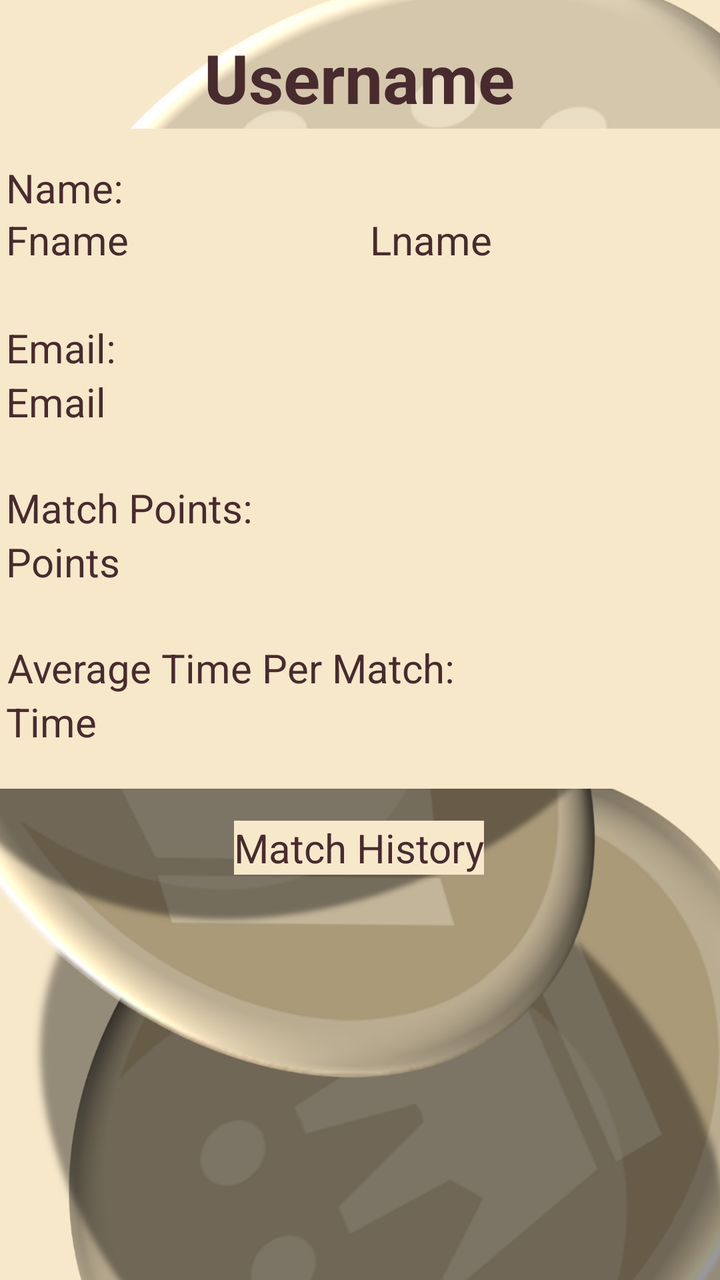
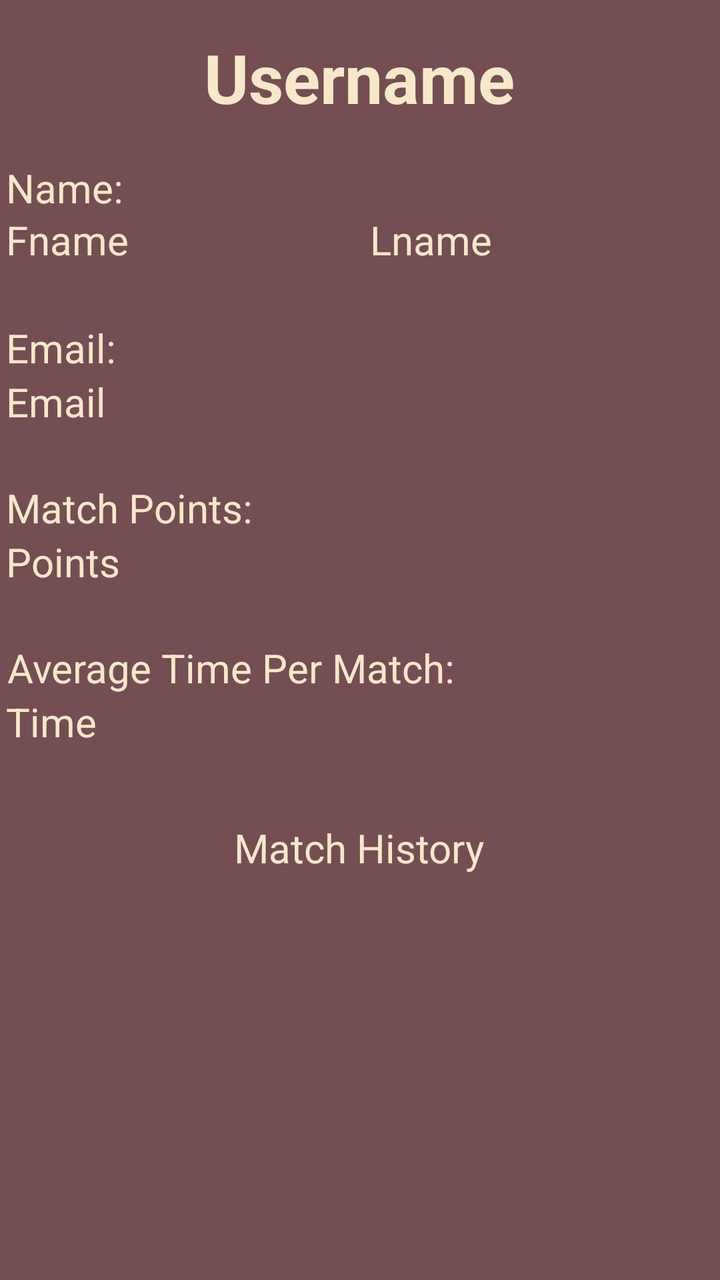

Compare the two renders of this Android layout. The source of the first and the diff that turns it into the second are given below.
<!-- AndroidManifest.xml: application theme Theme.CIS183_FinalProject -->
<!-- res/layout/activity_profile.xml -->
<?xml version="1.0" encoding="utf-8"?>
<androidx.constraintlayout.widget.ConstraintLayout xmlns:android="http://schemas.android.com/apk/res/android"
    xmlns:app="http://schemas.android.com/apk/res-auto"
    xmlns:tools="http://schemas.android.com/tools"
    android:id="@+id/main"
    android:layout_width="match_parent"
    android:layout_height="match_parent"
    android:background="@drawable/general_background"
    tools:context=".Profile">


    <androidx.constraintlayout.widget.ConstraintLayout
        android:id="@+id/constraintLayout4"
        android:layout_width="386dp"
        android:layout_height="330dp"
        android:layout_marginStart="12dp"
        android:layout_marginTop="3dp"
        android:layout_marginEnd="13dp"
        android:layout_marginBottom="16dp"
        android:background="#f7e8ca"
        app:layout_constraintBottom_toTopOf="@+id/textView16"
        app:layout_constraintEnd_toEndOf="parent"
        app:layout_constraintStart_toStartOf="parent"
        app:layout_constraintTop_toBottomOf="@+id/tv_v_profile_username">

        <TextView
            android:id="@+id/textView9"
            android:layout_width="68dp"
            android:layout_height="26dp"
            android:layout_marginStart="16dp"
            android:layout_marginTop="16dp"
            android:layout_marginEnd="302dp"
            android:text="Name:"
            android:textColor="#482B2E"
            android:textSize="20sp"
            app:layout_constraintEnd_toEndOf="parent"
            app:layout_constraintStart_toStartOf="parent"
            app:layout_constraintTop_toTopOf="parent" />

        <TextView
            android:id="@+id/tv_v_profile_lname"
            android:layout_width="172dp"
            android:layout_height="29dp"
            android:layout_marginStart="2dp"
            android:layout_marginTop="42dp"
            android:text="Lname"
            android:textColor="#482B2E"
            android:textSize="20sp"
            app:layout_constraintStart_toEndOf="@+id/tv_v_profile_fname"
            app:layout_constraintTop_toTopOf="parent" />

        <TextView
            android:id="@+id/tv_v_profile_fname"
            android:layout_width="180dp"
            android:layout_height="26dp"
            android:layout_marginStart="16dp"
            android:text="Fname"
            android:textColor="#482B2E"
            android:textSize="20sp"
            app:layout_constraintStart_toStartOf="parent"
            app:layout_constraintTop_toBottomOf="@+id/textView9" />

        <TextView
            android:id="@+id/tv_v_profile_email"
            android:layout_width="wrap_content"
            android:layout_height="wrap_content"
            android:layout_marginStart="16dp"
            android:text="Email"
            android:textColor="#482B2E"
            android:textSize="20sp"
            app:layout_constraintStart_toStartOf="parent"
            app:layout_constraintTop_toBottomOf="@+id/textView7" />

        <TextView

            android:id="@+id/textView12"
            android:layout_width="wrap_content"
            android:layout_height="wrap_content"
            android:layout_marginStart="16dp"
            android:layout_marginTop="26dp"
            android:layout_marginEnd="247dp"
            android:background="#f7e8ca"
            android:text="Match Points:"
            android:textColor="#482B2E"
            android:textSize="20sp"
            app:layout_constraintEnd_toEndOf="parent"
            app:layout_constraintStart_toStartOf="parent"
            app:layout_constraintTop_toBottomOf="@+id/tv_v_profile_email" />

        <TextView

            android:id="@+id/tv_v_profile_points"
            android:layout_width="wrap_content"
            android:layout_height="wrap_content"
            android:layout_marginStart="16dp"
            android:background="#f7e8ca"
            android:text="Points"
            android:textColor="#482B2E"
            android:textSize="20sp"
            app:layout_constraintStart_toStartOf="parent"
            app:layout_constraintTop_toBottomOf="@+id/textView12" />

        <TextView
            android:id="@+id/textView14"
            android:layout_width="wrap_content"
            android:layout_height="wrap_content"
            android:layout_marginStart="16dp"
            android:layout_marginTop="26dp"
            android:layout_marginEnd="145dp"
            android:background="#f7e8ca"
            android:text="Average Time Per Match:"
            android:textColor="#482B2E"
            android:textSize="20sp"
            app:layout_constraintEnd_toEndOf="parent"
            app:layout_constraintStart_toStartOf="parent"
            app:layout_constraintTop_toBottomOf="@+id/tv_v_profile_points" />

        <TextView
            android:id="@+id/tv_v_profile_time"
            android:layout_width="wrap_content"
            android:layout_height="wrap_content"
            android:layout_marginStart="16dp"
            android:background="#f7e8ca"
            android:text="Time"
            android:textColor="#482B2E"
            android:textSize="20sp"
            app:layout_constraintStart_toStartOf="parent"
            app:layout_constraintTop_toBottomOf="@+id/textView14" />

        <TextView
            android:id="@+id/textView7"
            android:layout_width="wrap_content"
            android:layout_height="wrap_content"
            android:layout_marginStart="16dp"
            android:layout_marginTop="28dp"
            android:layout_marginEnd="315dp"
            android:text="Email:"
            android:textColor="#482B2E"
            android:textSize="20sp"
            app:layout_constraintEnd_toEndOf="parent"
            app:layout_constraintStart_toStartOf="parent"
            app:layout_constraintTop_toBottomOf="@+id/tv_v_profile_fname" />

    </androidx.constraintlayout.widget.ConstraintLayout>


    <TextView
        android:id="@+id/tv_v_profile_username"
        android:layout_width="wrap_content"
        android:layout_height="wrap_content"
        android:layout_marginStart="127dp"
        android:layout_marginTop="16dp"
        android:layout_marginEnd="128dp"
        android:text="Username"
        android:textColor="#482B2E"
        android:textSize="34sp"
        android:textStyle="bold"
        app:layout_constraintEnd_toEndOf="parent"
        app:layout_constraintStart_toStartOf="parent"
        app:layout_constraintTop_toTopOf="parent" />

    <TextView
        android:id="@+id/textView16"
        android:layout_width="wrap_content"
        android:layout_height="wrap_content"
        android:layout_marginStart="142dp"
        android:layout_marginTop="16dp"
        android:layout_marginEnd="143dp"
        android:background="#f7e8ca"
        android:text="Match History"
        android:textColor="#482B2E"
        android:textSize="20sp"
        app:layout_constraintEnd_toEndOf="parent"
        app:layout_constraintStart_toStartOf="parent"
        app:layout_constraintTop_toBottomOf="@+id/constraintLayout4" />

    <ListView
        android:id="@+id/lv_v_profile_matchHistory"
        android:layout_width="411dp"
        android:layout_height="240dp"
        app:layout_constraintEnd_toEndOf="parent"
        app:layout_constraintStart_toStartOf="parent"
        app:layout_constraintTop_toBottomOf="@+id/textView16" />

    <Button
        android:id="@+id/btn_v_profile_back"
        android:layout_width="124dp"
        android:layout_height="60dp"
        android:layout_marginStart="4dp"
        android:layout_marginTop="3dp"
        android:backgroundTint="#482B2E"
        android:text="Back"
        android:textColor="#f7e8ca"
        android:textSize="16sp"
        app:layout_constraintStart_toStartOf="parent"
        app:layout_constraintTop_toBottomOf="@+id/lv_v_profile_matchHistory" />

    <Button
        android:id="@+id/btn_v_profile_delete"
        android:layout_width="124dp"
        android:layout_height="60dp"
        android:layout_marginStart="15dp"
        android:layout_marginTop="3dp"
        android:layout_marginEnd="15dp"
        android:backgroundTint="#482B2E"
        android:text="Delete Account"
        android:textColor="#f7e8ca"
        android:textSize="16sp"
        app:layout_constraintEnd_toStartOf="@+id/btn_v_profile_update"
        app:layout_constraintStart_toEndOf="@+id/btn_v_profile_back"
        app:layout_constraintTop_toBottomOf="@+id/lv_v_profile_matchHistory" />

    <Button
        android:id="@+id/btn_v_profile_update"
        android:layout_width="124dp"
        android:layout_height="60dp"
        android:layout_marginTop="3dp"
        android:layout_marginEnd="5dp"
        android:backgroundTint="#482B2E"
        android:text="Update Account"
        android:textColor="#f7e8ca"
        android:textSize="16sp"
        app:layout_constraintEnd_toEndOf="parent"
        app:layout_constraintTop_toBottomOf="@+id/lv_v_profile_matchHistory" />

</androidx.constraintlayout.widget.ConstraintLayout>
<!-- resources referenced by this layout -->
<resources>
  <!-- drawable general_background: png bitmap (drawable, 608844 bytes) -->
  <style name="Theme.CIS183_FinalProject" parent="Base.Theme.CIS183_FinalProject" />
  <style name="Base.Theme.CIS183_FinalProject" parent="Theme.Material3.DayNight.NoActionBar">
          
          
      </style>
</resources>

<!-- the commit's change to res/layout/activity_profile.xml (unified diff, before → after) -->
@@ -5,9 +5,8 @@
     android:id="@+id/main"
     android:layout_width="match_parent"
     android:layout_height="match_parent"
-    android:background="@drawable/general_background"
+    android:background="#744E52"
     tools:context=".Profile">
-
 
     <androidx.constraintlayout.widget.ConstraintLayout
         android:id="@+id/constraintLayout4"
@@ -17,7 +16,6 @@
         android:layout_marginTop="3dp"
         android:layout_marginEnd="13dp"
         android:layout_marginBottom="16dp"
-        android:background="#f7e8ca"
         app:layout_constraintBottom_toTopOf="@+id/textView16"
         app:layout_constraintEnd_toEndOf="parent"
         app:layout_constraintStart_toStartOf="parent"
@@ -31,7 +29,7 @@
             android:layout_marginTop="16dp"
             android:layout_marginEnd="302dp"
             android:text="Name:"
-            android:textColor="#482B2E"
+            android:textColor="#f7e8ca"
             android:textSize="20sp"
             app:layout_constraintEnd_toEndOf="parent"
             app:layout_constraintStart_toStartOf="parent"
@@ -44,7 +42,7 @@
             android:layout_marginStart="2dp"
             android:layout_marginTop="42dp"
             android:text="Lname"
-            android:textColor="#482B2E"
+            android:textColor="#f7e8ca"
             android:textSize="20sp"
             app:layout_constraintStart_toEndOf="@+id/tv_v_profile_fname"
             app:layout_constraintTop_toTopOf="parent" />
@@ -55,7 +53,7 @@
             android:layout_height="26dp"
             android:layout_marginStart="16dp"
             android:text="Fname"
-            android:textColor="#482B2E"
+            android:textColor="#f7e8ca"
             android:textSize="20sp"
             app:layout_constraintStart_toStartOf="parent"
             app:layout_constraintTop_toBottomOf="@+id/textView9" />
@@ -66,7 +64,7 @@
             android:layout_height="wrap_content"
             android:layout_marginStart="16dp"
             android:text="Email"
-            android:textColor="#482B2E"
+            android:textColor="#f7e8ca"
             android:textSize="20sp"
             app:layout_constraintStart_toStartOf="parent"
             app:layout_constraintTop_toBottomOf="@+id/textView7" />
@@ -79,9 +77,8 @@
             android:layout_marginStart="16dp"
             android:layout_marginTop="26dp"
             android:layout_marginEnd="247dp"
-            android:background="#f7e8ca"
             android:text="Match Points:"
-            android:textColor="#482B2E"
+            android:textColor="#f7e8ca"
             android:textSize="20sp"
             app:layout_constraintEnd_toEndOf="parent"
             app:layout_constraintStart_toStartOf="parent"
@@ -93,9 +90,8 @@
             android:layout_width="wrap_content"
             android:layout_height="wrap_content"
             android:layout_marginStart="16dp"
-            android:background="#f7e8ca"
             android:text="Points"
-            android:textColor="#482B2E"
+            android:textColor="#f7e8ca"
             android:textSize="20sp"
             app:layout_constraintStart_toStartOf="parent"
             app:layout_constraintTop_toBottomOf="@+id/textView12" />
@@ -107,9 +103,8 @@
             android:layout_marginStart="16dp"
             android:layout_marginTop="26dp"
             android:layout_marginEnd="145dp"
-            android:background="#f7e8ca"
             android:text="Average Time Per Match:"
-            android:textColor="#482B2E"
+            android:textColor="#f7e8ca"
             android:textSize="20sp"
             app:layout_constraintEnd_toEndOf="parent"
             app:layout_constraintStart_toStartOf="parent"
@@ -120,9 +115,8 @@
             android:layout_width="wrap_content"
             android:layout_height="wrap_content"
             android:layout_marginStart="16dp"
-            android:background="#f7e8ca"
             android:text="Time"
-            android:textColor="#482B2E"
+            android:textColor="#f7e8ca"
             android:textSize="20sp"
             app:layout_constraintStart_toStartOf="parent"
             app:layout_constraintTop_toBottomOf="@+id/textView14" />
@@ -135,7 +129,7 @@
             android:layout_marginTop="28dp"
             android:layout_marginEnd="315dp"
             android:text="Email:"
-            android:textColor="#482B2E"
+            android:textColor="#f7e8ca"
             android:textSize="20sp"
             app:layout_constraintEnd_toEndOf="parent"
             app:layout_constraintStart_toStartOf="parent"
@@ -152,7 +146,7 @@
         android:layout_marginTop="16dp"
         android:layout_marginEnd="128dp"
         android:text="Username"
-        android:textColor="#482B2E"
+        android:textColor="#f7e8ca"
         android:textSize="34sp"
         android:textStyle="bold"
         app:layout_constraintEnd_toEndOf="parent"
@@ -166,9 +160,8 @@
         android:layout_marginStart="142dp"
         android:layout_marginTop="16dp"
         android:layout_marginEnd="143dp"
-        android:background="#f7e8ca"
         android:text="Match History"
-        android:textColor="#482B2E"
+        android:textColor="#f7e8ca"
         android:textSize="20sp"
         app:layout_constraintEnd_toEndOf="parent"
         app:layout_constraintStart_toStartOf="parent"
<!-- resource entries referenced after the edit -->
@@ -1,6 +1,5 @@
 <!-- resources referenced by this layout -->
 <resources>
-  <!-- drawable general_background: png bitmap (drawable, 608844 bytes) -->
   <style name="Theme.CIS183_FinalProject" parent="Base.Theme.CIS183_FinalProject" />
   <style name="Base.Theme.CIS183_FinalProject" parent="Theme.Material3.DayNight.NoActionBar">
           
